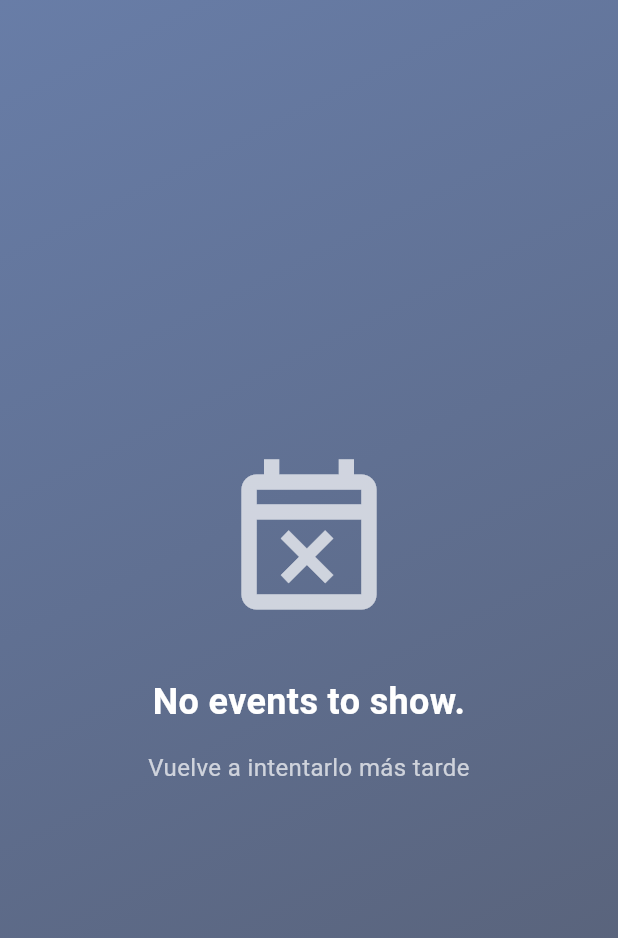
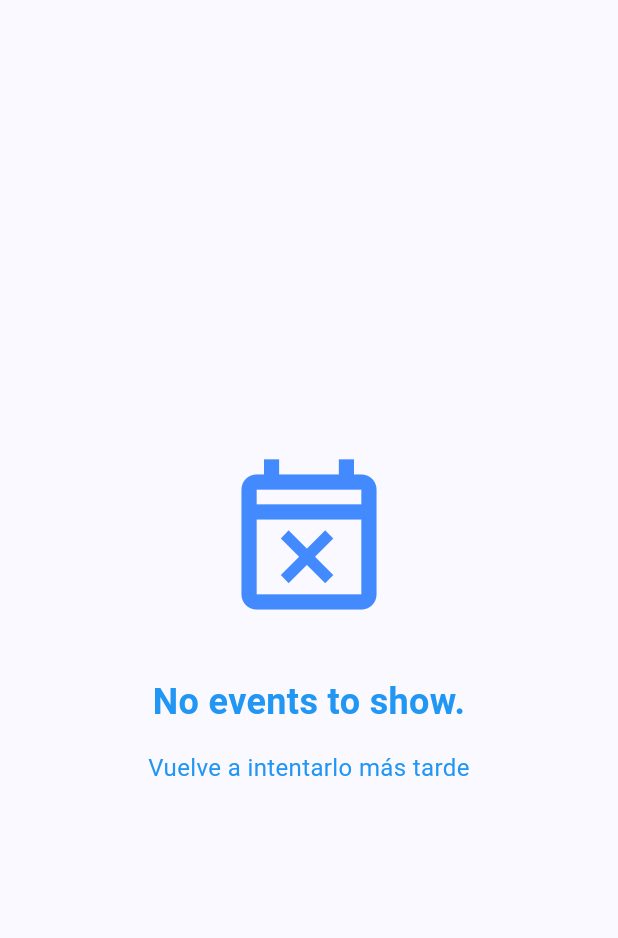
Before and after one commit to vicajilau/simple-event-cms, a Flutter app: the MaintenanceScreen widget shown alone on an empty page, opened directly, on a phone screen of 412 x 824 dp. Shown: the top 938 px of the screen. Run offline on Flutter 3.47's test engine with Material 3 defaults, Android fonts, the phone set to English and light mode, and no system bars; our stand-ins replace flutter_svg, get_it, go_router; missing offline and left inert: github; statements that could not run were skipped; project files that could hold a hidden picture were left out.

Commit message:
Style(UI): Refactor event and no-event screens
This commit introduces UI refinements to the `EventCollectionScreen` and the `NoEventsScreen`.

**EventCollectionScreen changes:**
- The informational banner (`availablesEventsTitle`, `availablesEventsText`) is now displayed only to admin users, appearing directly above the "Add Event" button.
- The layout for the "Add Event" button has been adjusted.

**NoEventsScreen changes:**
- The gradient background has been removed.
- The icon and text colors have been updated from white to shades of blue (`Colors.blueAccent`, `Colors.blue`) to improve visibility and align with the app's theme.

```diff
--- a/lib/presentation/ui/screens/no_events/no_events_screen.dart
+++ b/lib/presentation/ui/screens/no_events/no_events_screen.dart
@@ -6,17 +6,8 @@ class MaintenanceScreen extends StatelessWidget {
 
   @override
   Widget build(BuildContext context) {
-    final colors = Theme.of(context).colorScheme;
     final location = AppLocalizations.of(context)!;
-    return Container(
-      decoration: BoxDecoration(
-        gradient: LinearGradient(
-          colors: [colors.primary.withAlpha(204), colors.secondary],
-          begin: Alignment.topLeft,
-          end: Alignment.bottomRight,
-        ),
-      ),
-      child: SafeArea(
+    return SafeArea(
       child: Center(
         child: Padding(
           padding: const EdgeInsets.all(32.0),
@@ -26,7 +17,7 @@ class MaintenanceScreen extends StatelessWidget {
               const Icon(
                 Icons.event_busy_outlined,
                 size: 120,
-                  color: Colors.white70,
+                color: Colors.blueAccent,
               ),
               const SizedBox(height: 30),
               Text(
@@ -34,21 +25,20 @@ class MaintenanceScreen extends StatelessWidget {
                 textAlign: TextAlign.center,
                 style: const TextStyle(
                   fontSize: 24,
-                    color: Colors.white,
+                  color: Colors.blue,
                   fontWeight: FontWeight.bold,
                 ),
               ),
               const SizedBox(height: 15),
               const Text(
                 'Vuelve a intentarlo más tarde',
-                  style: TextStyle(fontSize: 16, color: Colors.white70),
+                style: TextStyle(fontSize: 16, color: Colors.blue),
                 textAlign: TextAlign.center,
               ),
             ],
           ),
         ),
       ),
-      ),
     );
   }
 }
```
Also changed, not shown: lib/presentation/ui/screens/event_collection/event_collection_screen.dart (+49 -44 lines). Lines whose indentation alone changed are shown as unchanged.
